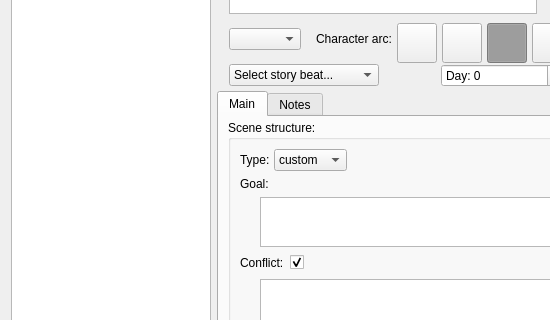
zkovari/plotlyst, file ui/scene_editor.ui: the form before one commit; both pictures show x 0 to 550 and y 189 to 509 of the 855 by 808 pixel window.
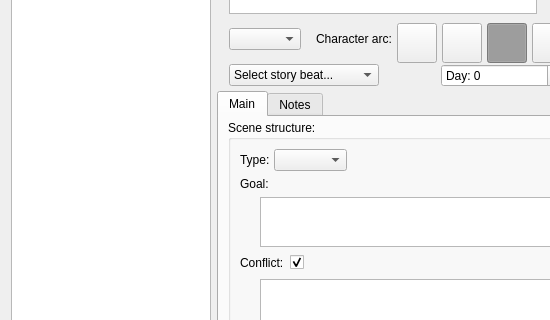
The form after the commit.

```diff
--- a/ui/scene_editor.ui
+++ b/ui/scene_editor.ui
@@ -806,7 +806,7 @@
                   </property>
                   <item>
                    <property name="text">
-                    <string>custom</string>
+                    <string/>
                    </property>
                   </item>
                   <item>
```
